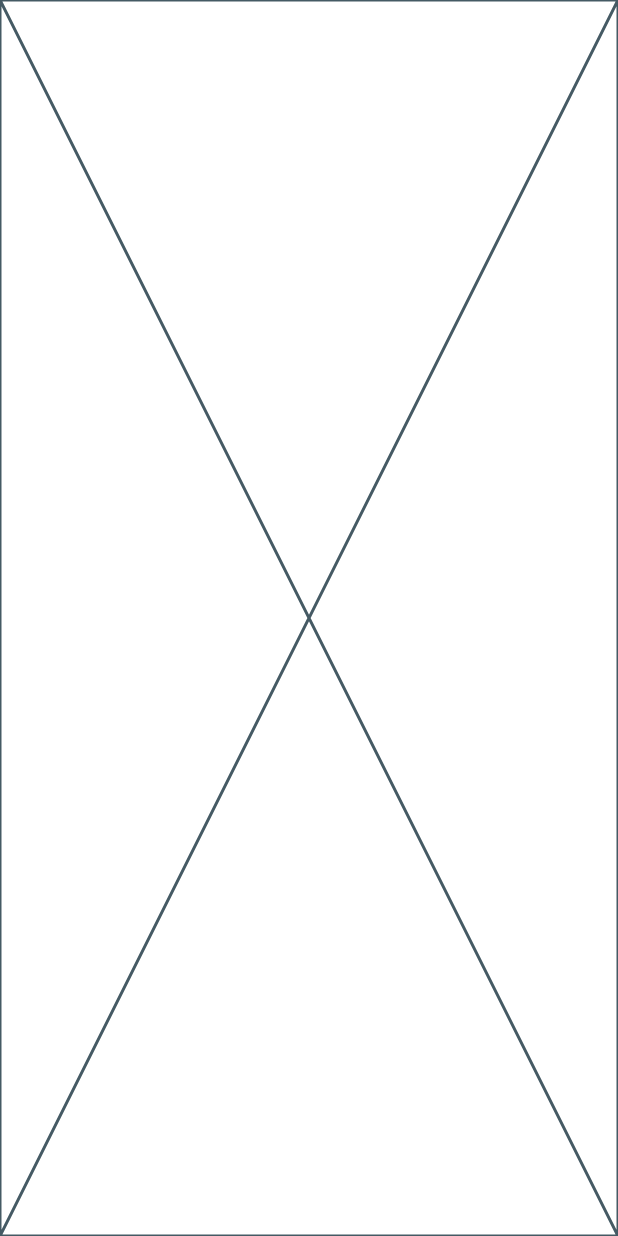
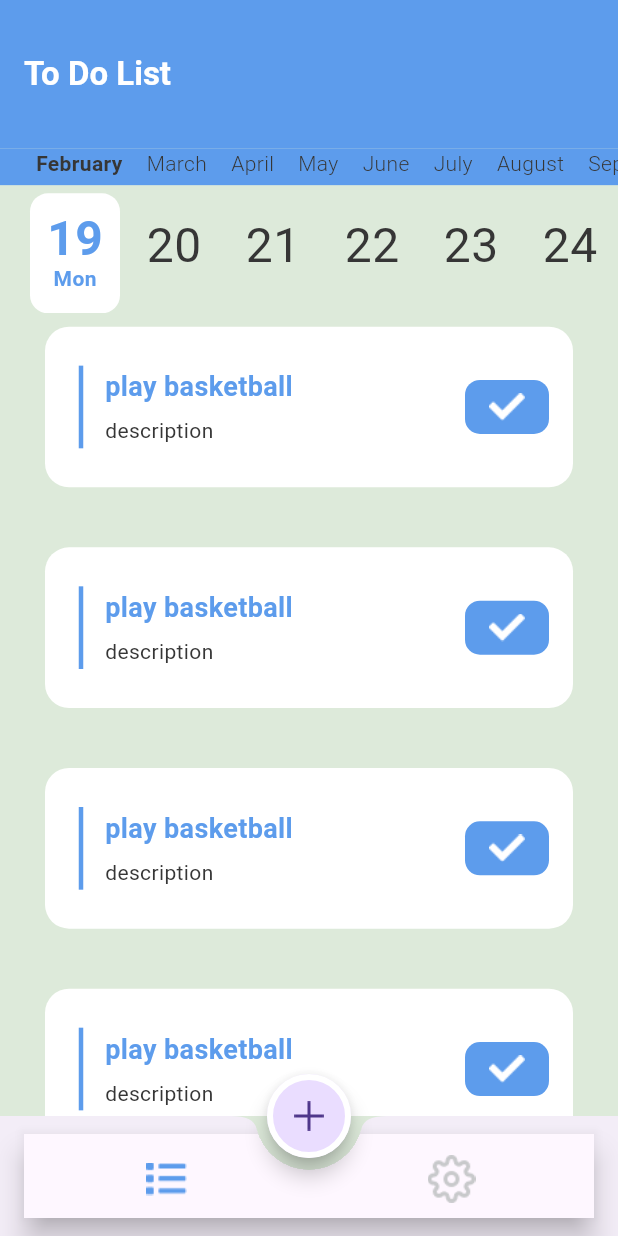
Before and after one commit to youssefmohamed192/todo_app, a Flutter app: the screen it shows after launch, on a phone screen of 412 x 824 dp. Run offline on Flutter 3.47's test engine with Material 3 defaults, Android fonts, the phone set to English and light mode, and no system bars; drawn by our look-alikes of calendar_timeline, flutter_slidable.

Commit message:
finished list tab and add bottom sheet.

```diff
--- a/lib/main.dart
+++ b/lib/main.dart
@@ -19,7 +19,7 @@ class MyApp extends StatelessWidget {
       SplashScreen.routeName: (_) => const SplashScreen(),
       HomeScreen.routeName: (_) => const HomeScreen()
     },
-        initialRoute: SplashScreen.routeName,
+        initialRoute: HomeScreen.routeName,
     );
   }
 }
--- a/lib/ui/screens/home_screen/home_screen.dart
+++ b/lib/ui/screens/home_screen/home_screen.dart
@@ -1,11 +1,67 @@
 import 'package:flutter/material.dart';
+import 'package:todo_app/ui/screens/bottom_sheets/add_bottom_sheet.dart';
+import 'package:todo_app/ui/screens/tabs/list_tab/list_tab.dart';
+import 'package:todo_app/ui/screens/tabs/settings_tab/settings_tab.dart';
+import 'package:todo_app/ui/utils/app_assets.dart';
+import 'package:todo_app/ui/utils/app_colors.dart';
 
-class HomeScreen extends StatelessWidget {
+class HomeScreen extends StatefulWidget {
   static const String routeName = "home";
+
   const HomeScreen({super.key});
 
   @override
+  State<HomeScreen> createState() => _HomeScreenState();
+}
+
+class _HomeScreenState extends State<HomeScreen> {
+  int curSelectedTabIndex = 0;
+
+  @override
   Widget build(BuildContext context) {
-    return const Placeholder();
+    return Scaffold(
+      appBar: buildAppBar(),
+      bottomNavigationBar: buildBotNavBar(),
+      body: curSelectedTabIndex == 0 ? const ListTab() : const SettingsTab(),
+      floatingActionButton: buildFab(),
+      floatingActionButtonLocation: FloatingActionButtonLocation.centerDocked,
+    );
   }
+
+  PreferredSizeWidget buildAppBar() => AppBar(
+        title: const Text("To Do List"),
+        toolbarHeight: MediaQuery.of(context).size.height * .12,
+      );
+
+  Widget buildBotNavBar() => BottomAppBar(
+        shape: const CircularNotchedRectangle(),
+        notchMargin: 8,
+        clipBehavior: Clip.hardEdge,
+        child: BottomNavigationBar(
+            onTap: (index) {
+              curSelectedTabIndex = index;
+              setState(() {});
+            },
+            currentIndex: curSelectedTabIndex,
+            items: const [
+              BottomNavigationBarItem(
+                  icon: ImageIcon(AssetImage(AppAssets.listIcon)), label: ""),
+              BottomNavigationBarItem(
+                  icon: ImageIcon(AssetImage(AppAssets.settingsIcon)),
+                  label: ""),
+            ]),
+      );
+
+  Widget buildFab() => FloatingActionButton(
+        onPressed: () {
+          showModalBottomSheet(
+              isScrollControlled: true,
+              context: context,
+              builder: (_) => Padding(
+                    padding: MediaQuery.of(context).viewInsets,
+                    child: const AddBottomSheet(),
+                  ));
+        },
+        child: const ImageIcon(AssetImage(AppAssets.addIcon)),
+      );
 }
--- /dev/null
+++ b/lib/ui/screens/tabs/list_tab/list_tab.dart
@@ -0,0 +1,47 @@
+import 'package:calendar_timeline/calendar_timeline.dart';
+import 'package:flutter/material.dart';
+import 'package:todo_app/ui/screens/tabs/list_tab/todo_widget.dart';
+import 'package:todo_app/ui/utils/app_colors.dart';
+
+class ListTab extends StatelessWidget {
+  const ListTab({super.key});
+
+  @override
+  Widget build(BuildContext context) {
+    return Column(
+      children: [
+        SizedBox(
+          height: MediaQuery.of(context).size.height * .12,
+          child: Stack(
+            children: [
+              Column(
+                children: [
+                  Expanded(flex: 3, child: Container(color: AppColors.primary)),
+                  Expanded(flex: 9, child: Container(color: AppColors.accent)),
+                ],
+              ),
+              CalendarTimeline(
+                initialDate: DateTime.now(),
+                firstDate: DateTime.now().subtract(const Duration(days: 365)),
+                lastDate: DateTime.now().add(const Duration(days: 365)),
+                onDateSelected: (date) => print(date),
+                leftMargin: 20,
+                monthColor: AppColors.lightBlack,
+                dayColor: AppColors.lightBlack,
+                activeDayColor: AppColors.primary,
+                activeBackgroundDayColor: AppColors.white,
+                dotsColor: AppColors.transparent,
+              ),
+            ],
+          ),
+        ),
+        Expanded(
+          child: ListView.builder(
+            itemCount: 10,
+            itemBuilder: (context, index) => const TodoWidget(),
+          ),
+        ),
+      ],
+    );
+  }
+}
--- /dev/null
+++ b/lib/ui/screens/tabs/list_tab/todo_widget.dart
@@ -0,0 +1,74 @@
+import 'package:flutter/material.dart';
+import 'package:flutter_slidable/flutter_slidable.dart';
+import 'package:todo_app/ui/utils/app_assets.dart';
+import 'package:todo_app/ui/utils/app_colors.dart';
+import 'package:todo_app/ui/utils/app_theme.dart';
+
+class TodoWidget extends StatelessWidget {
+  const TodoWidget({super.key});
+
+  @override
+  Widget build(BuildContext context) {
+    var size = MediaQuery.of(context).size;
+
+    return Container(
+      margin: const EdgeInsets.symmetric(horizontal: 30, vertical: 20),
+      decoration: BoxDecoration(
+          color: AppColors.white, borderRadius: BorderRadius.circular(16)),
+      child: Slidable(
+        startActionPane: ActionPane(
+          motion: const ScrollMotion(),
+          extentRatio: .26,
+          children: [
+            SlidableAction(
+              onPressed: (_) {},
+              backgroundColor: AppColors.red,
+              foregroundColor: Colors.white,
+              icon: Icons.delete,
+              label: 'Delete',
+              borderRadius: const BorderRadius.only(
+                topLeft: Radius.circular(16),
+                bottomLeft: Radius.circular(16),
+              ),
+            ),
+          ],
+        ),
+        child: Container(
+          height: size.height * .13,
+          padding: const EdgeInsets.symmetric(horizontal: 16, vertical: 26),
+          child: Row(
+            children: [
+              const VerticalDivider(),
+              const SizedBox(width: 8),
+              const Expanded(
+                child: Column(
+                  mainAxisAlignment: MainAxisAlignment.center,
+                  crossAxisAlignment: CrossAxisAlignment.stretch,
+                  children: [
+                    Text("play basketball",
+                        style: AppTheme.taskTittleTextStyle),
+                    SizedBox(
+                      height: 6,
+                    ),
+                    Text("description",
+                        style: AppTheme.taskDescriptionTextStyle),
+                  ],
+                ),
+              ),
+              Container(
+                  padding:
+                      const EdgeInsets.symmetric(vertical: 6, horizontal: 16),
+                  decoration: BoxDecoration(
+                      borderRadius: BorderRadius.circular(10),
+                      color: AppColors.primary),
+                  child: const ImageIcon(
+                    AssetImage(AppAssets.checkIcon),
+                    color: AppColors.white,
+                  ))
+            ],
+          ),
+        ),
+      ),
+    );
+  }
+}
--- a/lib/ui/utils/app_assets.dart
+++ b/lib/ui/utils/app_assets.dart
@@ -5,4 +5,5 @@ abstract class AppAssets{
   static const String checkIcon = "${imagePath}icon_check.png";
   static const String listIcon = "${imagePath}icon_list.png";
   static const String settingsIcon = "${imagePath}icon_settings.png";
+  static const String addIcon = "${imagePath}add.png";
 }
--- a/lib/ui/utils/app_colors.dart
+++ b/lib/ui/utils/app_colors.dart
@@ -10,4 +10,5 @@ abstract class AppColors {
   static const Color lightBlack = Color(0xff363636);
   static const Color black = Colors.black;
   static const Color grey = Color(0xffc8c9cb);
+  static const Color red = Color(0xFFFE4A49);
 }
--- a/lib/ui/utils/app_theme.dart
+++ b/lib/ui/utils/app_theme.dart
@@ -16,7 +16,7 @@ abstract class AppTheme {
     appBarTheme: const AppBarTheme(
       color: AppColors.primary,
       elevation: 0,
-      titleTextStyle: appBarTextStyle
+      titleTextStyle: appBarTextStyle,
     ),
     scaffoldBackgroundColor: AppColors.accent,
     bottomNavigationBarTheme: const BottomNavigationBarThemeData(
@@ -26,6 +26,10 @@ abstract class AppTheme {
       unselectedIconTheme: IconThemeData(size: 32),
       selectedItemColor: AppColors.primary,
       unselectedItemColor: AppColors.grey
-    )
+    ),
+    floatingActionButtonTheme: const FloatingActionButtonThemeData(
+      shape: StadiumBorder(side: BorderSide(color: AppColors.white, width: 4)),
+    ),
+    dividerTheme: const DividerThemeData(thickness: 3, color: AppColors.primary)
   );
 }
--- a/pubspec.yaml
+++ b/pubspec.yaml
@@ -13,9 +13,11 @@ dependencies:
   flutter:
     sdk: flutter
 
+  cupertino_icons: ^1.0.2
 
+  flutter_slidable: ^3.0.1
 
-  cupertino_icons: ^1.0.2
+  calendar_timeline: ^1.1.2
 
 dev_dependencies:
   flutter_test:
```
Also changed, not shown: lib/ui/screens/bottom_sheets/add_bottom_sheet.dart (added, +43 -0 lines), lib/ui/screens/tabs/settings_tab/settings_tab.dart (added, +10 -0 lines), lib/ui/widgets/app_text_field.dart (added, +14 -0 lines), assets/images/2.0x/add@2x.png (added), assets/images/3.0x/add@3x.png (added), assets/images/add.png (added), pubspec.lock.
